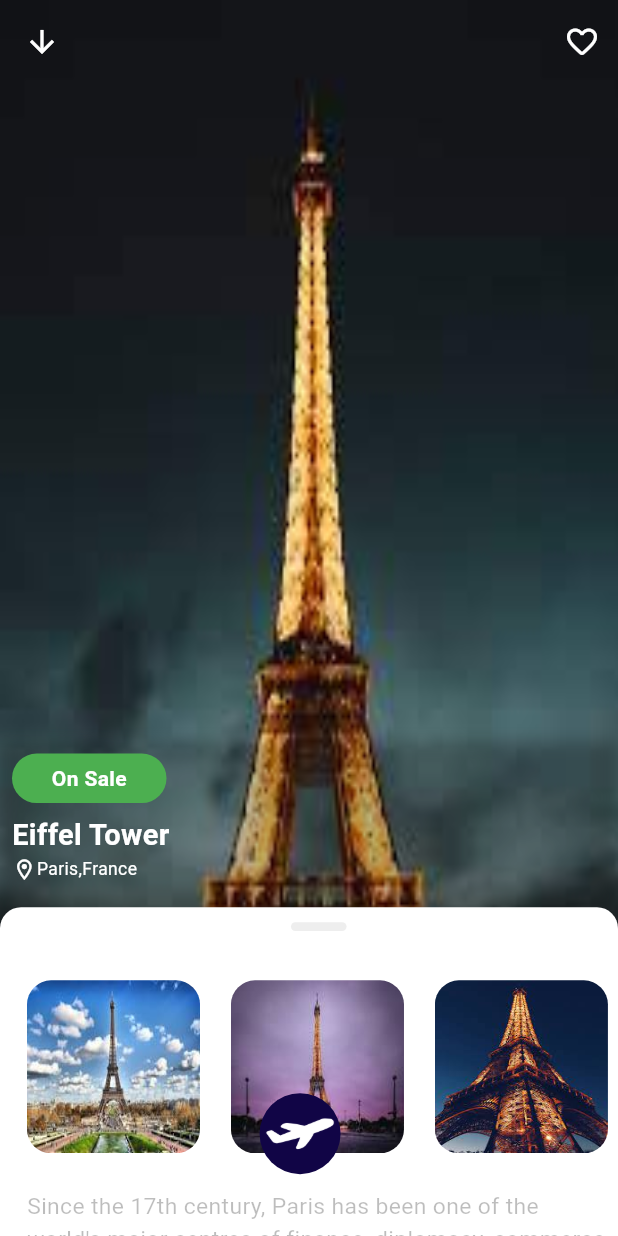
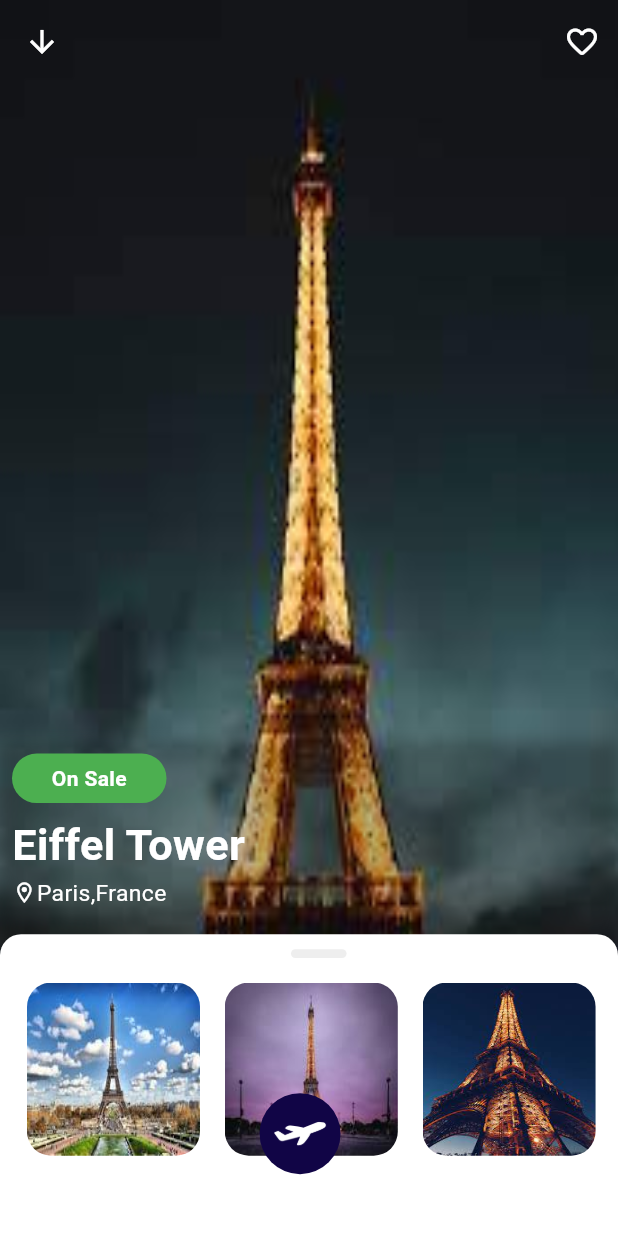
Before and after one commit to rameesul12/Travel_App, a Flutter app: the screen it shows after launch, on a phone screen of 412 x 824 dp. Run offline on Flutter 3.47's test engine with Material 2 defaults, Android fonts, the phone set to English and light mode, and no system bars; drawn by our look-alikes of sliding_up_panel; our stand-ins replace responsive_sizer.

Commit message:
last commit

```diff
--- a/lib/controller/home_screen_controller.dart
+++ b/lib/controller/home_screen_controller.dart
@@ -5,6 +5,10 @@ class HomeScreenProvider extends ChangeNotifier{
 
  bool isValue= false;
 
+
+//======================
+ //with this some changes bring in screen
+//======================
  boolChanging(bool value){
 
   isValue=value;
@@ -12,6 +16,4 @@ class HomeScreenProvider extends ChangeNotifier{
 
  }
 
-
-
 }
--- a/lib/view/home_Screen/home_screen.dart
+++ b/lib/view/home_Screen/home_screen.dart
@@ -57,12 +57,10 @@ class HomeScreen extends StatelessWidget {
             children: [
               SlidingUpPanel(
                 minHeight: Adaptive.h(40),
-                maxHeight: Adaptive.h(85),
+                maxHeight: Adaptive.h(88),
                 color: colorTransperent,
-                // parallaxEnabled: true,
-                // parallaxOffset: 0.5,
-                defaultPanelState: PanelState.CLOSED,
-
+              parallaxEnabled: true,
+              parallaxOffset: 1.0,
 
                 body: PageView(
                   pageSnapping: false,
@@ -72,11 +70,14 @@ class HomeScreen extends StatelessWidget {
                   ],
                 ),
                 panelBuilder: (sc) => PanelWidgets(),
-                onPanelSlide: (position) {
+                onPanelSlide: (position) async{
                   if (position>0.5) {
                     provider.boolChanging(true);
+
+
                   }else{
                     provider.boolChanging(false);
+
                   }
                 },
               ),
@@ -85,14 +86,17 @@ class HomeScreen extends StatelessWidget {
                   return floatValue.isValue==false? Positioned(
                     bottom: Adaptive.h(5),
                     left: Adaptive.h(21),
-                    child: const CircleAvatar(
+                    child: SizedBox(
+
+                      child:  CircleAvatar(
                         backgroundColor: Color.fromARGB(255, 17, 5, 70),
                       radius: 27,
-                     backgroundImage: AssetImage('assets/images/plane.png',),
+                      child: Image.asset('assets/images/plane.png',height: Adaptive.h(5)),
 
 
+                                      ),
                     )):Positioned(
-                       bottom: Adaptive.h(5),
+                       bottom: Adaptive.h(4.2),
                        left: Adaptive.h(2),
                     child:Container(
                      height: Adaptive.h(6.4),
@@ -107,7 +111,7 @@ class HomeScreen extends StatelessWidget {
                         Image.asset('assets/images/plane.png',width: Adaptive.w(10),),
                         sizedBoxWidth10,
                         Text("SEARCH FLIGHTS",style: TextStyle(color: textWhite,fontWeight: FontWeight.bold,fontSize: Adaptive.sp(17)),),
-                          sizedBoxWidth40,
+                          sizedBoxWidth50,
 
                         Container(
                               height: Adaptive.h(4),
--- /dev/null
+++ b/lib/view/home_Screen/widgets/animation_container_widgets.dart
@@ -0,0 +1,37 @@
+import 'package:flutter/material.dart';
+import 'package:provider/provider.dart';
+import 'package:responsive_sizer/responsive_sizer.dart';
+import 'package:travel_app/controller/home_screen_controller.dart';
+
+class AnimationContainerWidget extends StatelessWidget {
+   const AnimationContainerWidget({
+    super.key,
+    required this.images, required this.index,
+
+  });
+
+  final List<String> images;
+  final int index;
+
+
+  @override
+  Widget build(BuildContext context) {
+    return Consumer<HomeScreenProvider>(
+      builder: (context,value,child) {
+        return ClipRRect(
+            borderRadius: BorderRadius.circular(16),
+            child: SizedBox(
+              height: Adaptive.h(14),
+              width: Adaptive.w(28),
+
+              //  padding:const EdgeInsets.only(left: 10),
+              child: Image.asset(
+                images[index],
+                fit: BoxFit.fill,
+              ),
+            ),
+        );
+      }
+    );
+  }
+}
--- a/lib/view/home_Screen/widgets/panel_container_widgets.dart
+++ b/lib/view/home_Screen/widgets/panel_container_widgets.dart
@@ -1,8 +1,11 @@
 import 'package:flutter/material.dart';
+import 'package:provider/provider.dart';
 import 'package:responsive_sizer/responsive_sizer.dart';
+import 'package:travel_app/controller/home_screen_controller.dart';
 
 import '../../../utilis/colors.dart';
 import '../../../utilis/sized_box.dart';
+import 'animation_container_widgets.dart';
 
 class PanelContainerWidget extends StatelessWidget {
   const PanelContainerWidget({
@@ -14,6 +17,7 @@ class PanelContainerWidget extends StatelessWidget {
 
   @override
   Widget build(BuildContext context) {
+
     return Container(
       decoration: const BoxDecoration(
           borderRadius: BorderRadius.only(
@@ -21,6 +25,7 @@ class PanelContainerWidget extends StatelessWidget {
           color: textWhite
           ),
       padding: const EdgeInsets.only(top: 10, left: 18, bottom: 10, right: 5),
+      child: SingleChildScrollView(
         child: Column(
           crossAxisAlignment: CrossAxisAlignment.start,
           children: [
@@ -34,52 +39,44 @@ class PanelContainerWidget extends StatelessWidget {
                     color: Colors.grey.shade200),
               ),
             ),
-          sizedBoxHeight40,
+            SizedBox(height: Adaptive.h(2),),
             SizedBox(
               height: Adaptive.h(14),
               width: Adaptive.w(double.infinity),
-            child: ListView.separated(
-              //  shrinkWrap: true,
+              child: SingleChildScrollView(
                 scrollDirection: Axis.horizontal,
-              separatorBuilder: (context, index) => SizedBox(
-                width: Adaptive.w(5),
+                child: Row(
+
+                  children: [
+                    AnimationContainerWidget(images: images, index: 0,),
+                    sizedBoxWidth40,
+                    AnimationContainerWidget(images: images, index: 1,),
+                     sizedBoxWidth40,
+                      AnimationContainerWidget(images: images, index: 2,),
+                      sizedBoxWidth40,
+                      AnimationContainerWidget(images: images, index: 3,),
+
+                  ],
                 ),
-              itemBuilder: (context, index) {
-                return Row(
-                  children: [
-                    //  sizedBoxWidth20,
-                    ClipRRect(
-                      borderRadius: BorderRadius.circular(16),
-                      child: SizedBox(
-                        height: Adaptive.h(16),
-                        width: Adaptive.w(28),
-
-                        //  padding:const EdgeInsets.only(left: 10),
-                        child: Image.asset(
-                          images[index],
-                          fit: BoxFit.fill,
-                        ),
-                      ),
-                    ),
-                  ],
-                );
-              },
-              itemCount: images.length,
-            ),
+              )
             ),
             sizedBoxHeight30,
-          Text(
-            '''Since the 17th century, Paris has been one of the world's major centres of finance, diplomacy, commerce, culture, fashion, gastronomy and many areas. For its leading role in the arts and sciences, ''',
-            style: TextStyle(color: colorText, fontSize: Adaptive.sp(16)),
+            Consumer<HomeScreenProvider>(
+              builder: (context,textValue,child) {
+                return textValue.isValue==true? Text(
+                  '''Since the 17th century, Paris has been one of the world's major centres of finance, diplomacy, commerce, culture, fashion, gastronomy and many areas. For its leading role in  ''',
+                  style: TextStyle(color: colorText, fontSize: Adaptive.sp(16),fontWeight: FontWeight.w400),
+                ):const Text('');
+              }
             ),
-          sizedBoxHeight30,
+            sizedBoxHeight20,
             Center(
                 child: Text(
               'ReadMore',
               style: TextStyle(
                   color: Colors.blue.shade200, fontWeight: FontWeight.bold),
             )),
-          sizedBoxHeight40,
+            sizedBoxHeight20,
             Stack(
               children: [
                 SizedBox(
@@ -114,13 +111,13 @@ class PanelContainerWidget extends StatelessWidget {
             ),
             sizedBoxHeight10,
             SizedBox(
-            height: Adaptive.h(13),
+              height: Adaptive.h(10),
               width: Adaptive.w(90),
               child: Row(
                 children: [
                   SizedBox(
                     width: Adaptive.w(35),
-                  height: Adaptive.h(10),
+                    height: Adaptive.h(9.2),
                     child: ClipRRect(
                         borderRadius: BorderRadius.circular(15),
                         child: Image.asset(
@@ -128,12 +125,12 @@ class PanelContainerWidget extends StatelessWidget {
                           fit: BoxFit.fill,
                         )),
                   ),
-                sizedBoxWidth20,
+                  sizedBoxWidth50,
                   Column(
                     crossAxisAlignment: CrossAxisAlignment.start,
                    // mainAxisAlignment: MainAxisAlignment.spaceBetween,
                     children: [
-                    sizedBoxHeight20,
+                      sizedBoxHeight10,
                       Text(
                         'Visit Parc Astérix ',
                         style: TextStyle(
@@ -141,27 +138,31 @@ class PanelContainerWidget extends StatelessWidget {
                             fontSize: Adaptive.sp(17),
                             fontWeight: FontWeight.bold),
                       ),
-                  sizedBoxHeight10,
+                    //sizedBoxHeight10,
 
-                  const Text(
+                     Text(
                         'Enjoy a range of shows',
                         style: TextStyle(
                           color: colorText,
+                          fontSize: Adaptive.sp(15)
                         ),
                       ),
 
-                  const  Text(
+                      Text(
                         'Enjoy a range ',
                         style: TextStyle(
                           color: colorText,
+                          fontSize: Adaptive.sp(15)
                         ),
                       ),
                     ],
                   )
                 ],
               ),
-          )
+            ),
+            sizedBoxHeight100
           ],
+        ),
       ),
     );
   }
--- a/lib/view/home_Screen/widgets/panel_widgets.dart
+++ b/lib/view/home_Screen/widgets/panel_widgets.dart
@@ -13,7 +13,7 @@ class PanelWidgets extends StatelessWidget {
       builder: (context,checking,child) {
         return Column(
           children: [
-          checking.isValue==false?  StatsWidgets(
+          checking.isValue==false?  const StatsWidgets(
               name: 'Eiffel Tower',
               place: 'Paris,France',
               onSale: true,
--- a/lib/view/home_Screen/widgets/stats_widgets.dart
+++ b/lib/view/home_Screen/widgets/stats_widgets.dart
@@ -4,7 +4,7 @@ import 'package:travel_app/utilis/colors.dart';
 import 'package:travel_app/utilis/sized_box.dart';
 
 class StatsWidgets extends StatelessWidget {
-   StatsWidgets({super.key,this.name,this.place,this.onSale});
+   const StatsWidgets({super.key,this.name,this.place,this.onSale});
 
  final String? name;
  final String? place;
@@ -30,13 +30,13 @@ class StatsWidgets extends StatelessWidget {
             child :const Center(child:  Text('On Sale',style: TextStyle(color: textWhite,fontWeight: FontWeight.bold),)),
           ),
           sizedBoxHeight10,
-          Text(name!,style: TextStyle(color: textWhite,fontSize:Adaptive.sp(18),fontWeight:FontWeight.bold),),
+          Text(name!,style: TextStyle(color: textWhite,fontSize:Adaptive.sp(22),fontWeight:FontWeight.bold),),
          // sizedBoxHeight10,
           Row(
             mainAxisAlignment: MainAxisAlignment.start,
             children: [
               Icon(Icons.location_on_outlined,color: textWhite,size:Adaptive.h(2),),
-              Text(place!,style: TextStyle(color: textWhite,fontSize: Adaptive.sp(14)),)
+              Text(place!,style: TextStyle(color: textWhite,fontSize: Adaptive.sp(16)),)
             ],
           ),
           sizedBoxHeight10
```
Lines whose indentation alone changed are shown as unchanged.
